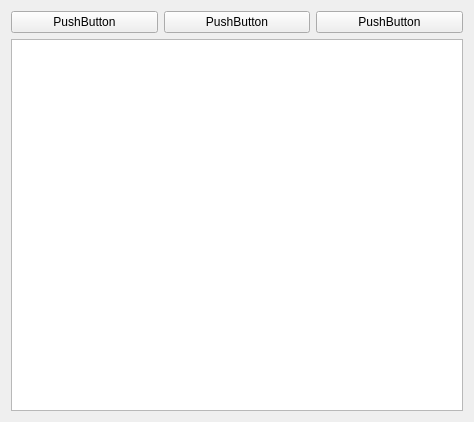
Qt form ui/helpwindow.ui (Vortm4x/netemul) before a commit.
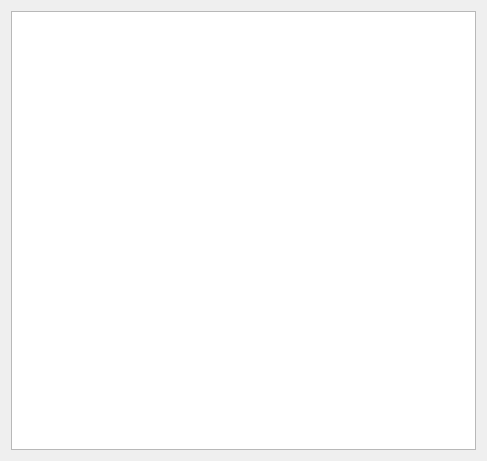
The same form after that commit.

```diff
--- a/ui/helpwindow.ui
+++ b/ui/helpwindow.ui
@@ -6,8 +6,8 @@
    <rect>
     <x>0</x>
     <y>0</y>
-    <width>474</width>
-    <height>422</height>
+    <width>487</width>
+    <height>461</height>
    </rect>
   </property>
   <property name="windowTitle">
@@ -15,45 +15,7 @@
   </property>
   <layout class="QVBoxLayout" name="verticalLayout">
    <item>
-    <layout class="QHBoxLayout" name="horizontalLayout">
-     <item>
-      <widget class="QPushButton" name="pushButton">
-       <property name="text">
-        <string>PushButton</string>
-       </property>
-      </widget>
-     </item>
-     <item>
-      <widget class="QPushButton" name="pushButton_2">
-       <property name="text">
-        <string>PushButton</string>
-       </property>
-      </widget>
-     </item>
-     <item>
-      <widget class="QPushButton" name="pushButton_3">
-       <property name="text">
-        <string>PushButton</string>
-       </property>
-      </widget>
-     </item>
-    </layout>
-   </item>
-   <item>
-    <widget class="QTextBrowser" name="textBrowser">
-     <property name="html">
-      <string>&lt;!DOCTYPE HTML PUBLIC &quot;-//W3C//DTD HTML 4.0//EN&quot; &quot;http://www.w3.org/TR/REC-html40/strict.dtd&quot;&gt;
-&lt;html&gt;&lt;head&gt;&lt;meta name=&quot;qrichtext&quot; content=&quot;1&quot; /&gt;&lt;style type=&quot;text/css&quot;&gt;
-p, li { white-space: pre-wrap; }
-&lt;/style&gt;&lt;/head&gt;&lt;body style=&quot; font-family:'DejaVu Sans'; font-size:9pt; font-weight:400; font-style:normal;&quot;&gt;
-&lt;p style=&quot;-qt-paragraph-type:empty; margin-top:0px; margin-bottom:0px; margin-left:0px; margin-right:0px; -qt-block-indent:0; text-indent:0px;&quot;&gt;&lt;/p&gt;&lt;/body&gt;&lt;/html&gt;</string>
-     </property>
-     <property name="source">
-      <url>
-       <string>file:///home/frost/kts/doc/index.html</string>
-      </url>
-     </property>
-    </widget>
+    <widget class="QTextBrowser" name="textBrowser"/>
    </item>
   </layout>
  </widget>
```
Left out of the diff: 2 changed lines with no effect on the pictures.
